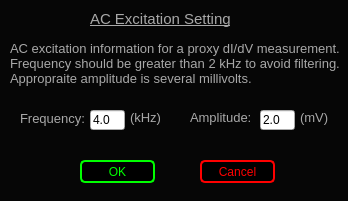
Above: Scanner GUI/nSOTCharacterizer/acSetting.ui from afylab/nanoSQUID-Scanning-Software before the change. Below: the same form after it.
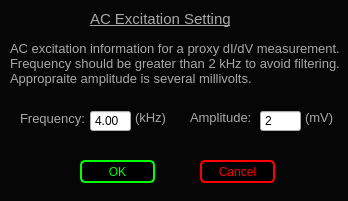
That is the form after the change.

The edit to the form file:
```diff
--- a/Scanner GUI/nSOTCharacterizer/acSetting.ui
+++ b/Scanner GUI/nSOTCharacterizer/acSetting.ui
@@ -56,36 +56,10 @@
     <string>&lt;html&gt;&lt;head/&gt;&lt;body&gt;&lt;p&gt;&lt;span style=&quot; font-size:10pt; color:#a8a8a8;&quot;&gt;Amplitude:&lt;/span&gt;&lt;/p&gt;&lt;/body&gt;&lt;/html&gt;</string>
    </property>
   </widget>
-  <widget class="QLineEdit" name="acFreqValue">
-   <property name="geometry">
-    <rect>
-     <x>90</x>
-     <y>110</y>
-     <width>35</width>
-     <height>20</height>
-    </rect>
-   </property>
-   <property name="text">
-    <string>4.0</string>
-   </property>
-  </widget>
-  <widget class="QLineEdit" name="acAmpValue">
-   <property name="geometry">
-    <rect>
-     <x>260</x>
-     <y>110</y>
-     <width>35</width>
-     <height>20</height>
-    </rect>
-   </property>
-   <property name="text">
-    <string>2.0</string>
-   </property>
-  </widget>
   <widget class="QLabel" name="label_4">
    <property name="geometry">
     <rect>
-     <x>130</x>
+     <x>135</x>
      <y>110</y>
      <width>30</width>
      <height>16</height>
@@ -98,7 +72,7 @@
   <widget class="QLabel" name="label_5">
    <property name="geometry">
     <rect>
-     <x>300</x>
+     <x>305</x>
      <y>110</y>
      <width>30</width>
      <height>16</height>
@@ -177,6 +151,44 @@
     <string>&lt;html&gt;&lt;head/&gt;&lt;body&gt;&lt;p&gt;&lt;span style=&quot; font-size:11pt; text-decoration: underline; color:#a8a8a8;&quot;&gt;AC Excitation Settings&lt;/span&gt;&lt;/p&gt;&lt;/body&gt;&lt;/html&gt;</string>
    </property>
   </widget>
+  <widget class="QDoubleSpinBox" name="acFreqValue">
+   <property name="geometry">
+    <rect>
+     <x>90</x>
+     <y>110</y>
+     <width>41</width>
+     <height>22</height>
+    </rect>
+   </property>
+   <property name="buttonSymbols">
+    <enum>QAbstractSpinBox::NoButtons</enum>
+   </property>
+   <property name="decimals">
+    <number>2</number>
+   </property>
+   <property name="value">
+    <double>4.000000000000000</double>
+   </property>
+  </widget>
+  <widget class="QDoubleSpinBox" name="acAmpValue">
+   <property name="geometry">
+    <rect>
+     <x>260</x>
+     <y>110</y>
+     <width>41</width>
+     <height>22</height>
+    </rect>
+   </property>
+   <property name="buttonSymbols">
+    <enum>QAbstractSpinBox::NoButtons</enum>
+   </property>
+   <property name="decimals">
+    <number>0</number>
+   </property>
+   <property name="value">
+    <double>2.000000000000000</double>
+   </property>
+  </widget>
  </widget>
  <resources/>
  <connections/>
```
